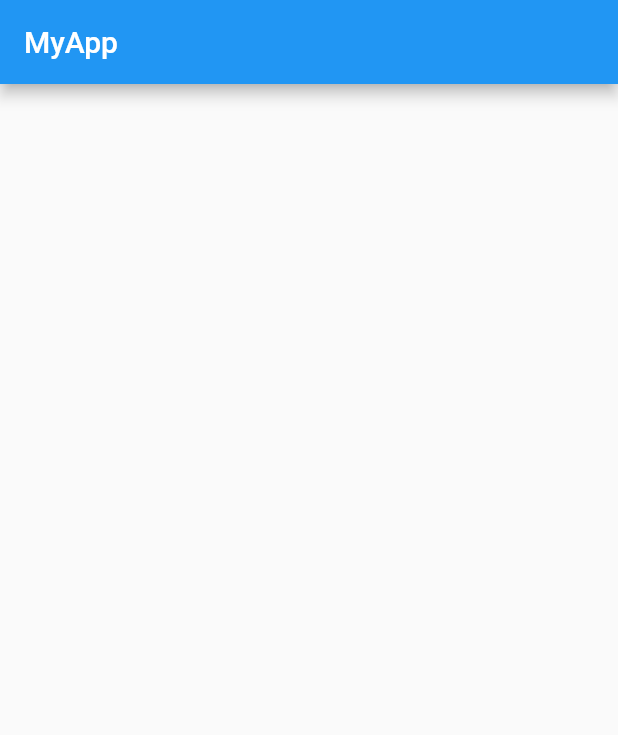
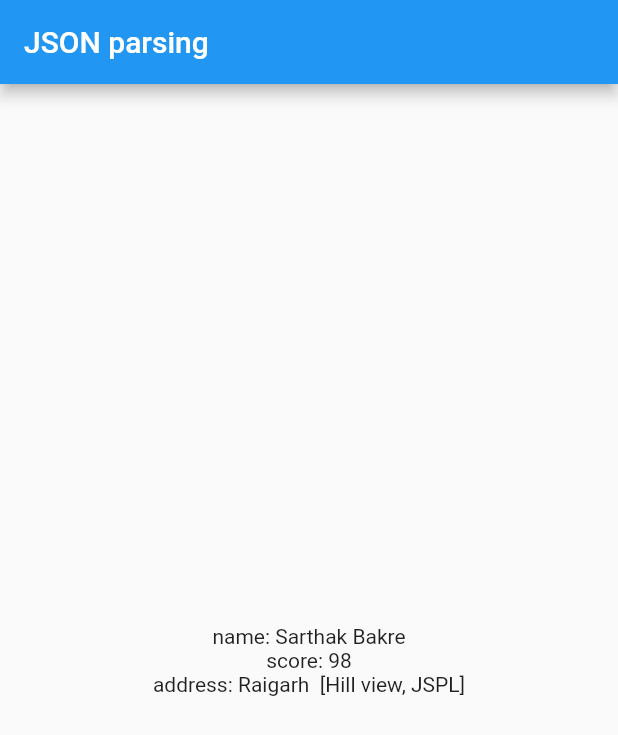
Before and after one commit to Sardar1208/flutter-training, a Flutter app: the screen it shows after launch, on a phone screen of 412 x 824 dp. Shown: the top 735 px of the screen. Run offline on Flutter 3.47's test engine with Material 2 defaults, Android fonts, the phone set to English and light mode, and no system bars.

Commit message:
learned json parsing, deserealization of json

```diff
--- /dev/null
+++ b/training/assets/address.json
@@ -0,0 +1,7 @@
+{
+    "city": "Mumbai",
+    "streets": [
+      "address1",
+      "address2"
+    ]
+}
--- /dev/null
+++ b/training/assets/student.json
@@ -0,0 +1,5 @@
+{
+    "id":"040",
+    "name":"Sarthak Bakre",
+    "score": 98
+}
--- /dev/null
+++ b/training/lib/address_services.dart
@@ -0,0 +1,17 @@
+import 'dart:async' show Future;
+import 'package:flutter/services.dart' show rootBundle;
+import 'package:training/data/address.dart';
+import 'dart:convert';
+import 'package:training/data/address.dart';
+
+Future<String> _loadAddressAsset() async {
+  return await rootBundle.loadString('assets/address.json');
+}
+
+Future<Address> loadAddress() async {
+  String jsonString = await _loadAddressAsset();
+  final jsonResponse = json.decode(jsonString);
+  Address address = Address.fromJson(jsonResponse);
+  print(address.streets);
+  return address;
+}
--- /dev/null
+++ b/training/lib/data/address.dart
@@ -0,0 +1,13 @@
+class Address {
+  String city;
+  List<String> streets;
+
+  Address({required this.city, required this.streets});
+
+  factory Address.fromJson(Map<String, dynamic> parsedJson) {
+    return Address(
+      city: "Raigarh",
+      streets: ["Hill view", "JSPL"],
+    );
+  }
+}
--- /dev/null
+++ b/training/lib/data/student.dart
@@ -0,0 +1,17 @@
+class Student {
+  String studentId;
+  String studentName;
+  int studentScores;
+
+  Student(
+      {required this.studentId,
+      required this.studentName,
+      required this.studentScores});
+
+  factory Student.fromJson(Map<String, dynamic> parsedJson) {
+    return Student(
+        studentId: parsedJson['id'],
+        studentName: parsedJson['name'],
+        studentScores: parsedJson['score']);
+  }
+}
--- a/training/lib/screens/homepage.dart
+++ b/training/lib/screens/homepage.dart
@@ -1,13 +1,52 @@
 import 'package:flutter/material.dart';
+import 'package:training/data/address.dart';
+import 'package:training/data/student.dart';
+import 'package:training/student_services.dart';
+import 'package:training/address_services.dart';
 
-class Homepage extends StatelessWidget {
+class Homepage extends StatefulWidget {
   const Homepage({Key? key}) : super(key: key);
+
+  @override
+  State<Homepage> createState() => _HomepageState();
+}
+
+class _HomepageState extends State<Homepage> {
+  late Student st;
+  late Address ad;
+
+  @override
+  void initState() {
+    super.initState();
+    callAPI();
+  }
+
+  void callAPI() async {
+    var student = await loadStudent();
+    var address = await loadAddress();
+
+    setState(() {
+      st = student;
+      ad = address;
+    });
+  }
 
   @override
   Widget build(BuildContext context) {
     return Scaffold(
       appBar: AppBar(
-        title: Text('MyApp'),
+        title: const Text("JSON parsing"),
+      ),
+      body: Center(
+        child: Column(
+          mainAxisAlignment: MainAxisAlignment.center,
+          crossAxisAlignment: CrossAxisAlignment.center,
+          children: [
+            Text('name: ${st.studentName}'),
+            Text('score: ${st.studentScores}'),
+            Text('address: ${ad.city}  ${ad.streets}'),
+          ],
+        ),
       ),
     );
   }
--- /dev/null
+++ b/training/lib/student_services.dart
@@ -0,0 +1,16 @@
+import 'dart:async' show Future;
+import 'package:flutter/services.dart' show rootBundle;
+import 'dart:convert';
+import 'package:training/data/student.dart';
+
+Future<String> _loadAStudentAsset() async {
+  return await rootBundle.loadString('assets/student.json');
+}
+
+Future<Student> loadStudent() async {
+  String jsonString = await _loadAStudentAsset();
+  final jsonResponse = json.decode(jsonString);
+  Student student = Student.fromJson(jsonResponse);
+  print(student.studentScores);
+  return student;
+}
--- a/training/pubspec.yaml
+++ b/training/pubspec.yaml
@@ -58,9 +58,9 @@ flutter:
   uses-material-design: true
 
   # To add assets to your application, add an assets section, like this:
-  # assets:
-  #   - images/a_dot_burr.jpeg
-  #   - images/a_dot_ham.jpeg
+  assets:
+    - assets/student.json
+    - assets/address.json
 
   # An image asset can refer to one or more resolution-specific "variants", see
   # https://flutter.dev/assets-and-images/#resolution-aware.
```
